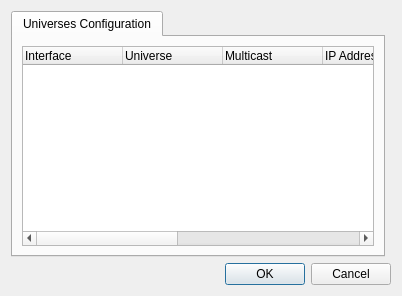
First picture: the form in plugins/E1.31/configuree131.ui, repository mcallegari/qlcplus, before the edit.
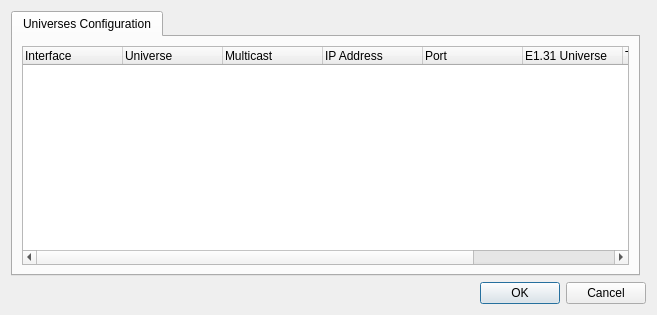
Second picture: the form after the edit.

The edit to the form file:
```diff
--- a/plugins/E1.31/configuree131.ui
+++ b/plugins/E1.31/configuree131.ui
@@ -6,8 +6,8 @@
    <rect>
     <x>0</x>
     <y>0</y>
-    <width>402</width>
-    <height>296</height>
+    <width>657</width>
+    <height>315</height>
    </rect>
   </property>
   <property name="windowTitle">
```
